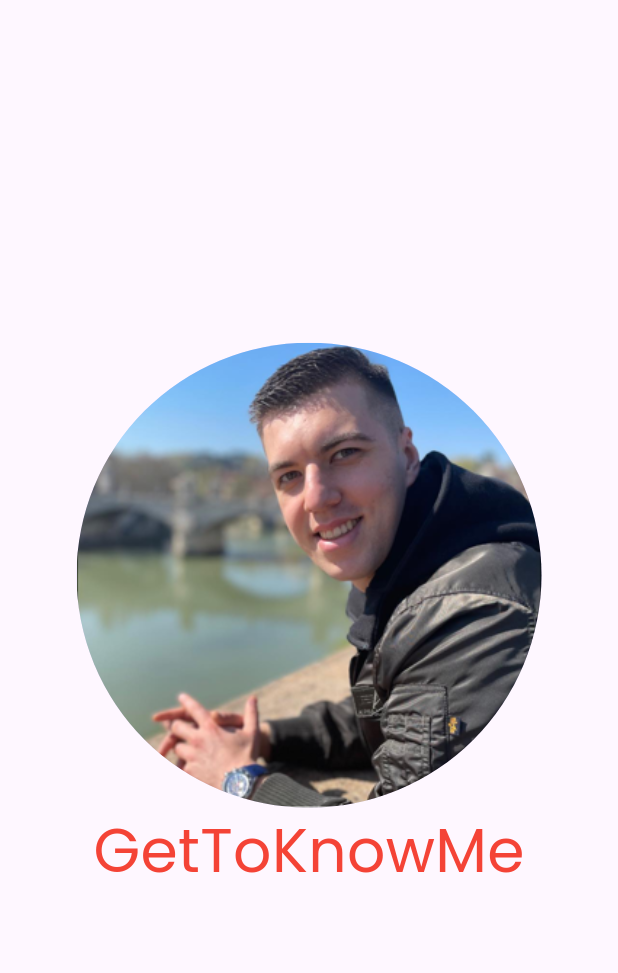
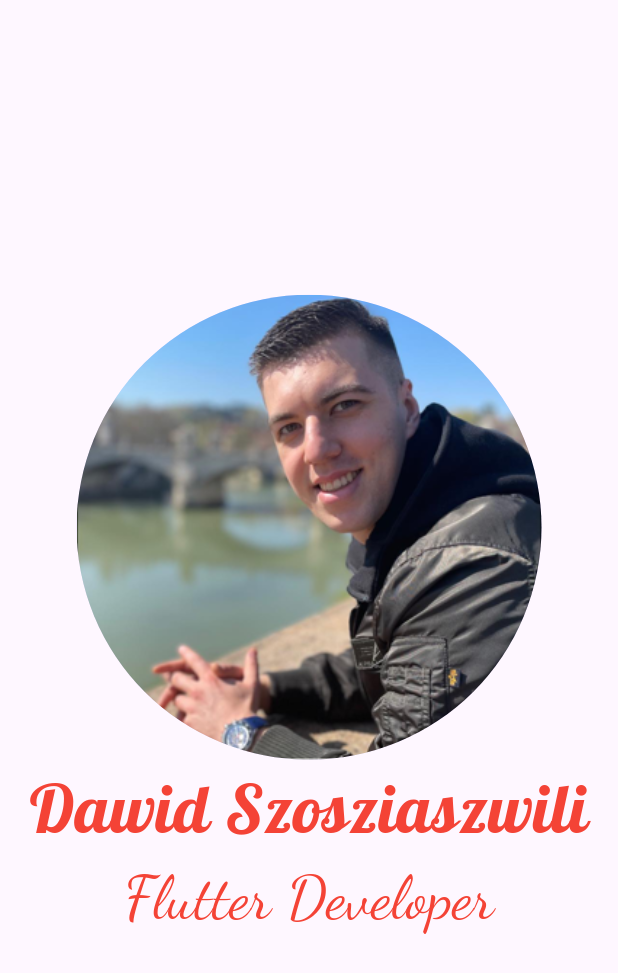
Before and after one commit to dawidszosziaszwili/get_to_know_me, a Flutter app: the screen it shows after launch, on a phone screen of 412 x 824 dp. Shown: the top 973 px of the screen. Run offline on Flutter 3.47's test engine with Material 2 defaults, Android fonts, the phone set to English and light mode, and no system bars; our stand-ins replace google_fonts.

Commit message:
Add style fonts

```diff
--- a/lib/main.dart
+++ b/lib/main.dart
@@ -26,8 +26,15 @@ class MyApp extends StatelessWidget {
                 radius: 155,
               ),
               Text(
-                'GetToKnowMe',
-                style: GoogleFonts.poppins(
+                'Dawid Szosziaszwili',
+                style: GoogleFonts.lobster(
+                  fontSize: 45,
+                  color: Colors.red,
+                ),
+              ),
+              Text(
+                'Flutter Developer',
+                style: GoogleFonts.dancingScript(
                   fontSize: 40,
                   color: Colors.red,
                 ),
```
